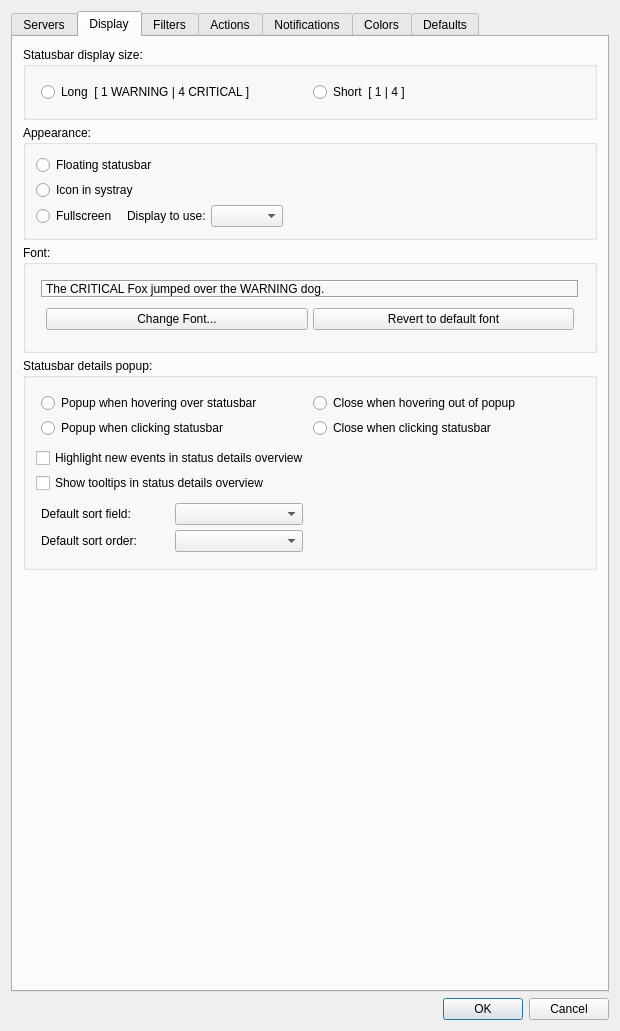
Old version of the form Nagstamon/QUI/settings_main.ui in the repository HenriWahl/Nagstamon.
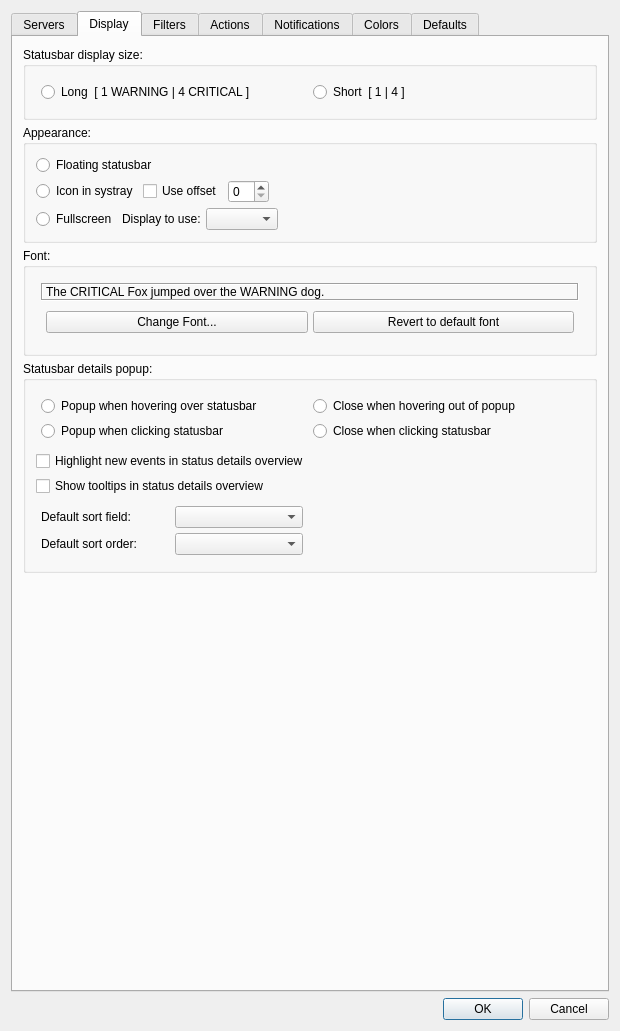
New version of the form. The open tabs and pages were chosen to show the change.

Commit message: brought statuswindow offset back - mostly useful for GNOME3

Patch:
```diff
--- a/Nagstamon/QUI/settings_main.ui
+++ b/Nagstamon/QUI/settings_main.ui
@@ -399,7 +399,7 @@
          </layout>
         </widget>
        </item>
-       <item row="10" column="0">
+       <item row="11" column="0">
         <spacer name="verticalSpacer_4">
          <property name="orientation">
           <enum>Qt::Vertical</enum>
@@ -412,7 +412,7 @@
          </property>
         </spacer>
        </item>
-       <item row="9" column="0">
+       <item row="10" column="0">
         <widget class="QGroupBox" name="groupbox_detailed_summary_popup">
          <property name="title">
           <string>Statusbar details popup:</string>
@@ -569,56 +569,33 @@
           <property name="spacing">
            <number>5</number>
           </property>
-          <item row="2" column="0">
-           <layout class="QHBoxLayout" name="horizontalLayout_16">
-            <property name="spacing">
-             <number>5</number>
+          <item row="0" column="0">
+           <widget class="QRadioButton" name="input_radiobutton_statusbar_floating">
+            <property name="text">
+             <string>Floating statusbar</string>
             </property>
-            <property name="leftMargin">
-             <number>0</number>
-            </property>
-            <property name="topMargin">
-             <number>0</number>
-            </property>
-            <property name="rightMargin">
-             <number>0</number>
-            </property>
-            <property name="bottomMargin">
-             <number>0</number>
-            </property>
+           </widget>
+          </item>
+          <item row="1" column="0">
+           <layout class="QHBoxLayout" name="horizontalLayout_7">
             <item>
-             <widget class="QRadioButton" name="input_radiobutton_fullscreen">
+             <widget class="QRadioButton" name="input_radiobutton_icon_in_systray">
               <property name="text">
-               <string>Fullscreen</string>
+               <string>Icon in systray</string>
               </property>
              </widget>
             </item>
             <item>
-             <layout class="QHBoxLayout" name="horizontalLayout_17">
-              <property name="spacing">
-               <number>5</number>
-              </property>
-              <property name="leftMargin">
-               <number>5</number>
-              </property>
-              <property name="topMargin">
-               <number>0</number>
-              </property>
-              <property name="rightMargin">
-               <number>5</number>
-              </property>
-              <property name="bottomMargin">
-               <number>0</number>
-              </property>
+             <layout class="QHBoxLayout" name="horizontalLayout_16">
               <item>
-               <widget class="QLabel" name="label_fullscreen_display">
+               <widget class="QCheckBox" name="input_checkbox_systray_offset_use">
                 <property name="text">
-                 <string>Display to use:</string>
+                 <string>Use offset</string>
                 </property>
                </widget>
               </item>
               <item>
-               <widget class="QComboBox" name="input_combobox_fullscreen_display"/>
+               <widget class="QSpinBox" name="input_spinbox_systray_offset"/>
               </item>
               <item>
                <spacer name="horizontalSpacer_6">
@@ -637,24 +614,44 @@
             </item>
            </layout>
           </item>
-          <item row="1" column="0">
-           <widget class="QRadioButton" name="input_radiobutton_icon_in_systray">
-            <property name="text">
-             <string>Icon in systray</string>
-            </property>
-           </widget>
-          </item>
-          <item row="0" column="0">
-           <widget class="QRadioButton" name="input_radiobutton_statusbar_floating">
-            <property name="text">
-             <string>Floating statusbar</string>
-            </property>
-           </widget>
+          <item row="5" column="0">
+           <layout class="QHBoxLayout" name="horizontalLayout_17">
+            <item>
+             <widget class="QRadioButton" name="input_radiobutton_fullscreen">
+              <property name="text">
+               <string>Fullscreen</string>
+              </property>
+             </widget>
+            </item>
+            <item>
+             <widget class="QLabel" name="label_fullscreen_display">
+              <property name="text">
+               <string>Display to use:</string>
+              </property>
+             </widget>
+            </item>
+            <item>
+             <widget class="QComboBox" name="input_combobox_fullscreen_display"/>
+            </item>
+            <item>
+             <spacer name="horizontalSpacer_8">
+              <property name="orientation">
+               <enum>Qt::Horizontal</enum>
+              </property>
+              <property name="sizeHint" stdset="0">
+               <size>
+                <width>40</width>
+                <height>20</height>
+               </size>
+              </property>
+             </spacer>
+            </item>
+           </layout>
           </item>
          </layout>
         </widget>
        </item>
-       <item row="3" column="0">
+       <item row="4" column="0">
         <widget class="QGroupBox" name="groupbox_font">
          <property name="title">
           <string>Font:</string>
```
Left out of the diff: 5 changed lines with no effect on the pictures. The commit also changes 3 other files.
